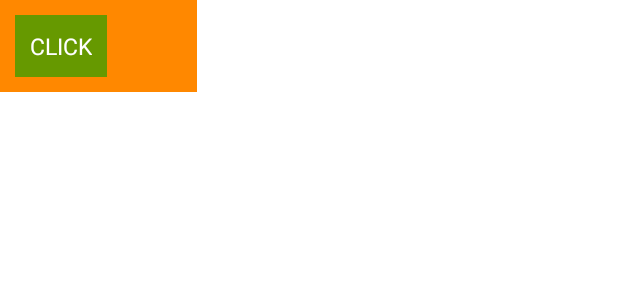
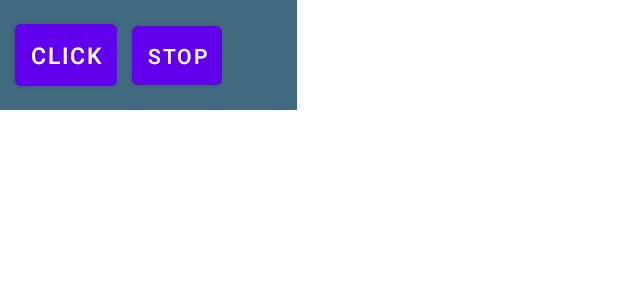
Before and after one commit to sectumsempra30/screen-capture, an Android app: the layout layout_overlay.xml on its own in the app's theme, with its tools: preview values and no code run, on a phone screen of 412 x 824 dp. Shown: the top 300 px of the screen. Run offline under Robolectric (Android 15) with nearby library versions, the phone set to English and light mode, and no system bars.

Commit message:
Fix overlay logic

```diff
--- a/app/src/main/java/com/hnatiuk/features/overlay/lib/OverlayManager.kt
+++ b/app/src/main/java/com/hnatiuk/features/overlay/lib/OverlayManager.kt
@@ -20,6 +20,10 @@ class OverlayManager(private val context: Context) {
         windowManager.addView(view, params)
     }
 
+    fun stop(view: View) {
+        windowManager.removeView(view)
+    }
+
     @Suppress("DEPRECATION")
     private fun getParams(): LayoutParams {
         return LayoutParams().apply {
--- a/app/src/main/res/layout/layout_overlay.xml
+++ b/app/src/main/res/layout/layout_overlay.xml
@@ -3,23 +3,34 @@
     xmlns:app="http://schemas.android.com/apk/res-auto"
     android:layout_width="wrap_content"
     android:layout_height="wrap_content"
-    android:background="@android:color/holo_orange_dark"
+    android:background="#406A80"
     android:paddingEnd="50dp">
 
-    <TextView
-        android:id="@+id/makeScreenshotOverlay"
+    <Button
+        android:id="@+id/click"
         android:layout_width="wrap_content"
         android:layout_height="wrap_content"
         android:layout_margin="10dp"
-        android:background="@android:color/holo_green_dark"
+        android:minWidth="0dp"
         android:padding="10dp"
         android:text="Click"
         android:textAllCaps="true"
         android:textColor="@android:color/white"
         android:textSize="15sp"
         app:layout_constraintBottom_toBottomOf="parent"
-        app:layout_constraintEnd_toEndOf="parent"
         app:layout_constraintStart_toStartOf="parent"
         app:layout_constraintTop_toTopOf="parent" />
 
+    <Button
+        android:id="@+id/stop"
+        android:layout_width="wrap_content"
+        android:layout_height="wrap_content"
+        android:layout_marginStart="10dp"
+        android:minWidth="0dp"
+        android:padding="10dp"
+        android:text="Stop"
+        app:layout_constraintBottom_toBottomOf="parent"
+        app:layout_constraintStart_toEndOf="@id/click"
+        app:layout_constraintTop_toTopOf="parent" />
+
 </androidx.constraintlayout.widget.ConstraintLayout>
```
Also changed, not shown: app/src/main/java/com/hnatiuk/features/overlay/OverlayActivity.kt (+9 -3 lines).
